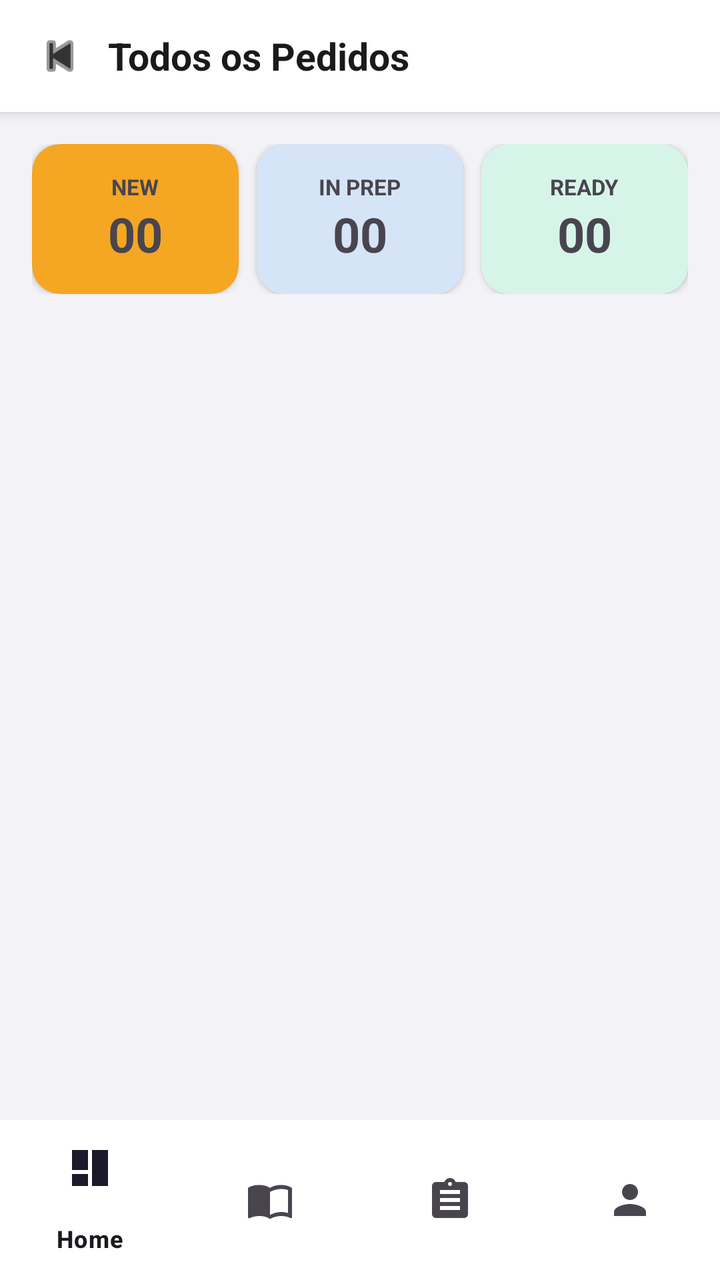
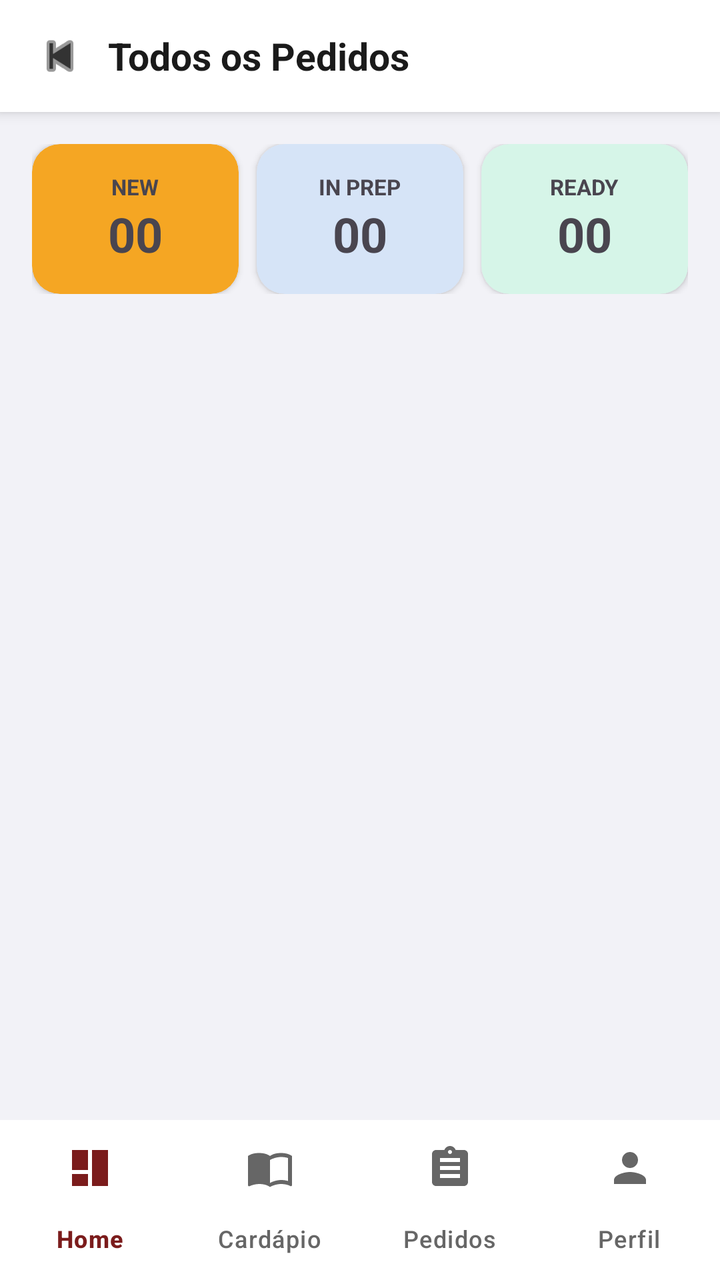

Screens rendered from an Android XML layout before and after an edit, with the pre-edit source and the edit as a unified diff.
<!-- AndroidManifest.xml: application theme Theme.UniEat -->
<!-- res/layout/activity_kitchen_all_orders.xml -->
<?xml version="1.0" encoding="utf-8"?>
<androidx.constraintlayout.widget.ConstraintLayout
    xmlns:android="http://schemas.android.com/apk/res/android"
    xmlns:app="http://schemas.android.com/apk/res-auto"
    xmlns:tools="http://schemas.android.com/tools"
    android:layout_width="match_parent"
    android:layout_height="match_parent"
    android:background="#F2F2F7"
    android:fitsSystemWindows="true">

    
    <LinearLayout
        android:id="@+id/topBar"
        android:layout_width="match_parent"
        android:layout_height="wrap_content"
        android:orientation="horizontal"
        android:paddingHorizontal="16dp"
        android:paddingVertical="14dp"
        android:background="#FFFFFF"
        android:gravity="center_vertical"
        app:layout_constraintTop_toTopOf="parent"
        android:elevation="4dp">

        <ImageView
            android:id="@+id/imgBack"
            android:layout_width="28dp"
            android:layout_height="28dp"
            android:src="@android:drawable/ic_media_previous"
            app:tint="#333333"
            android:layout_marginEnd="10dp"
            android:clickable="true"
            android:focusable="true" />

        <TextView
            android:layout_width="0dp"
            android:layout_height="wrap_content"
            android:layout_weight="1"
            android:text="Todos os Pedidos"
            android:textColor="#1A1A1A"
            android:textSize="19sp"
            android:textStyle="bold" />
    </LinearLayout>

    <androidx.core.widget.NestedScrollView
        android:layout_width="match_parent"
        android:layout_height="0dp"
        android:fillViewport="true"
        app:layout_constraintTop_toBottomOf="@id/topBar"
        app:layout_constraintBottom_toTopOf="@+id/bottomNavigation">

        <LinearLayout
            android:layout_width="match_parent"
            android:layout_height="wrap_content"
            android:orientation="vertical">

            
            <LinearLayout
                android:layout_width="match_parent"
                android:layout_height="wrap_content"
                android:orientation="horizontal"
                android:paddingHorizontal="16dp"
                android:paddingTop="16dp"
                android:paddingBottom="8dp"
                android:weightSum="3">

                <androidx.cardview.widget.CardView
                    android:id="@+id/cardFilterNew"
                    android:layout_width="0dp"
                    android:layout_height="wrap_content"
                    android:layout_weight="1"
                    android:layout_marginEnd="6dp"
                    app:cardCornerRadius="14dp"
                    app:cardBackgroundColor="#F5A623">
                    <LinearLayout android:layout_width="match_parent" android:layout_height="wrap_content" android:padding="14dp" android:gravity="center" android:orientation="vertical">
                        <TextView android:layout_width="wrap_content" android:layout_height="wrap_content" android:text="NEW" android:textStyle="bold" android:textSize="11sp"/>
                        <TextView android:id="@+id/tvNewCount" android:layout_width="wrap_content" android:layout_height="wrap_content" android:text="00" android:textSize="24sp" android:textStyle="bold"/>
                    </LinearLayout>
                </androidx.cardview.widget.CardView>

                <androidx.cardview.widget.CardView
                    android:id="@+id/cardFilterInPrep"
                    android:layout_width="0dp"
                    android:layout_height="wrap_content"
                    android:layout_weight="1"
                    android:layout_marginHorizontal="3dp"
                    app:cardCornerRadius="14dp"
                    app:cardBackgroundColor="#D6E4F7">
                    <LinearLayout android:layout_width="match_parent" android:layout_height="wrap_content" android:padding="14dp" android:gravity="center" android:orientation="vertical">
                        <TextView android:layout_width="wrap_content" android:layout_height="wrap_content" android:text="IN PREP" android:textStyle="bold" android:textSize="11sp"/>
                        <TextView android:id="@+id/tvInPrepCount" android:layout_width="wrap_content" android:layout_height="wrap_content" android:text="00" android:textSize="24sp" android:textStyle="bold"/>
                    </LinearLayout>
                </androidx.cardview.widget.CardView>

                <androidx.cardview.widget.CardView
                    android:id="@+id/cardFilterReady"
                    android:layout_width="0dp"
                    android:layout_height="wrap_content"
                    android:layout_weight="1"
                    android:layout_marginStart="6dp"
                    app:cardCornerRadius="14dp"
                    app:cardBackgroundColor="#D6F5E8">
                    <LinearLayout android:layout_width="match_parent" android:layout_height="wrap_content" android:padding="14dp" android:gravity="center" android:orientation="vertical">
                        <TextView android:layout_width="wrap_content" android:layout_height="wrap_content" android:text="READY" android:textStyle="bold" android:textSize="11sp"/>
                        <TextView android:id="@+id/tvReadyCount" android:layout_width="wrap_content" android:layout_height="wrap_content" android:text="00" android:textSize="24sp" android:textStyle="bold"/>
                    </LinearLayout>
                </androidx.cardview.widget.CardView>
            </LinearLayout>

            <androidx.recyclerview.widget.RecyclerView
                android:id="@+id/recyclerAllOrders"
                android:layout_width="match_parent"
                android:layout_height="wrap_content"
                android:padding="16dp"
                app:layoutManager="androidx.recyclerview.widget.LinearLayoutManager" />
        </LinearLayout>
    </androidx.core.widget.NestedScrollView>


    <com.google.android.material.bottomnavigation.BottomNavigationView
        android:id="@+id/bottomNavigation"
        android:layout_width="match_parent"
        android:layout_height="wrap_content"
        android:background="@color/white"
        app:layout_constraintBottom_toBottomOf="parent"
        app:menu="@menu/kitchen_nav_menu" />

</androidx.constraintlayout.widget.ConstraintLayout>
<!-- resources referenced by this layout -->
<resources>
  <color name="white">#FFFFFFFF</color>
  <style name="Theme.UniEat" parent="Base.Theme.UniEat" />
  <style name="Base.Theme.UniEat" parent="Theme.Material3.Light.NoActionBar">
  </style>
</resources>

<!-- the commit's change to res/layout/activity_kitchen_all_orders.xml (unified diff, before → after) -->
@@ -119,9 +119,17 @@
     <com.google.android.material.bottomnavigation.BottomNavigationView
         android:id="@+id/bottomNavigation"
         android:layout_width="match_parent"
-        android:layout_height="wrap_content"
-        android:background="@color/white"
+        android:layout_height="80dp"
+        android:background="#FFFFFF"
+        app:itemIconTint="@drawable/nav_item_color"
+        app:itemTextColor="@drawable/nav_item_color"
+        app:itemActiveIndicatorStyle="@style/Widget.Material3.BottomNavigationView.ActiveIndicator"
+        app:itemRippleColor="@null"
+        app:labelVisibilityMode="labeled"
+        app:elevation="16dp"
+        app:menu="@menu/kitchen_nav_menu"
         app:layout_constraintBottom_toBottomOf="parent"
-        app:menu="@menu/kitchen_nav_menu" />
+        app:layout_constraintStart_toStartOf="parent"
+        app:layout_constraintEnd_toEndOf="parent" />
 
 </androidx.constraintlayout.widget.ConstraintLayout>
<!-- resource entries referenced after the edit -->
@@ -1,6 +1,11 @@
 <!-- resources referenced by this layout -->
 <resources>
-  <color name="white">#FFFFFFFF</color>
+  <!-- drawable nav_item_color (drawable) -->
+  <?xml version="1.0" encoding="utf-8"?>
+  <selector xmlns:android="http://schemas.android.com/apk/res/android">
+      <item android:color="#7B1C1C" android:state_checked="true" />
+      <item android:color="#666666" />
+  </selector>
   <style name="Theme.UniEat" parent="Base.Theme.UniEat" />
   <style name="Base.Theme.UniEat" parent="Theme.Material3.Light.NoActionBar">
   </style>
